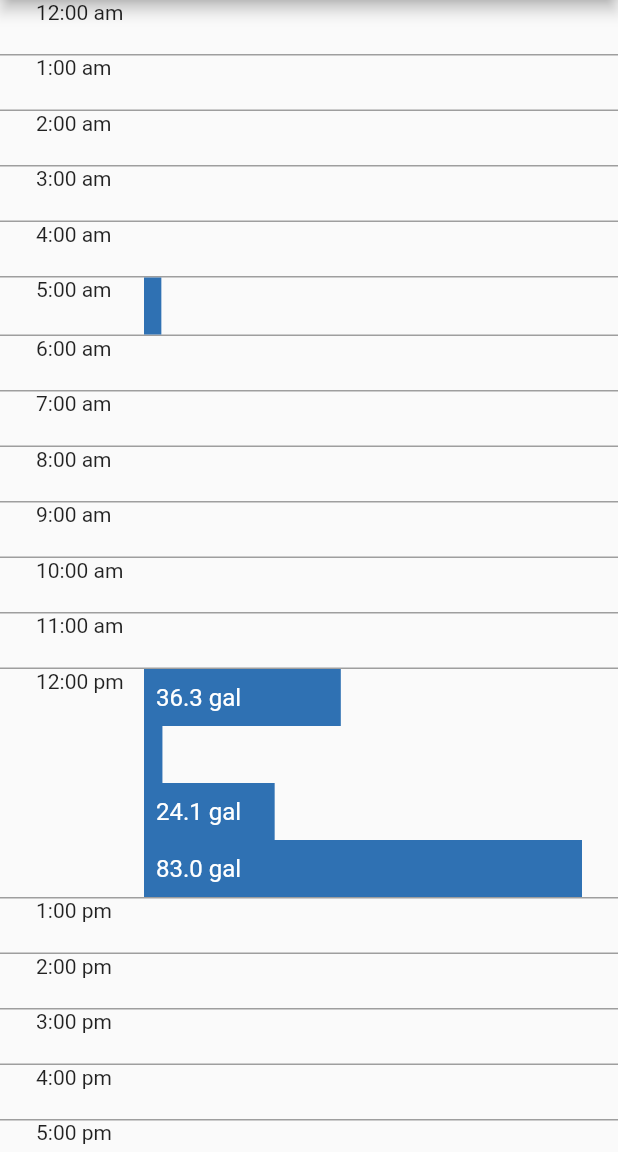
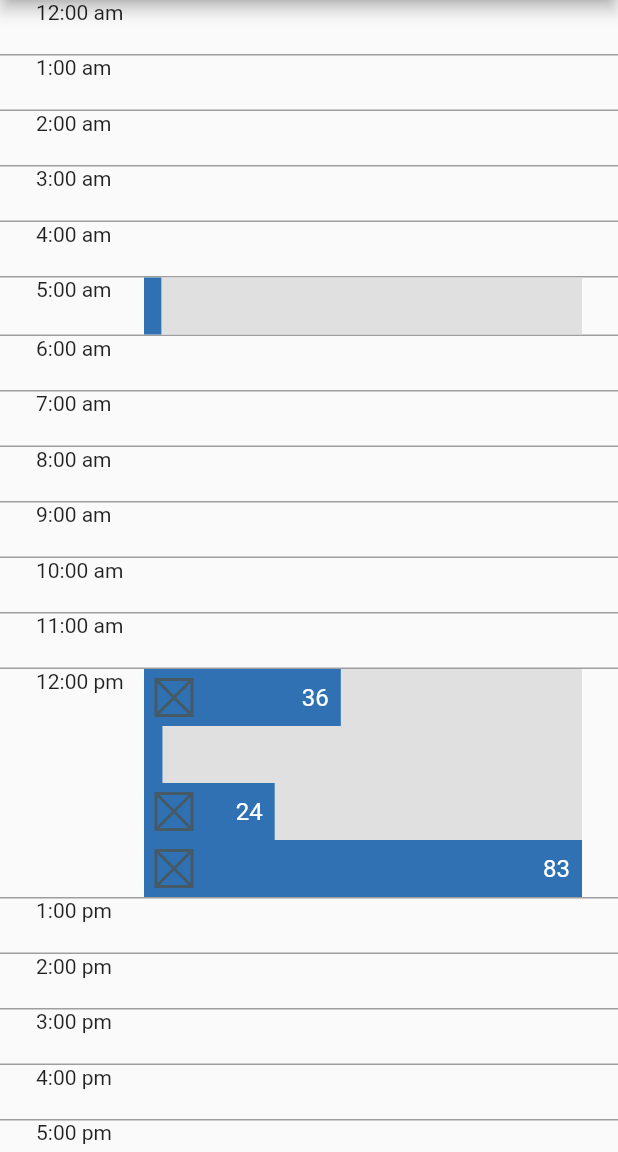
Before and after one commit to joestowers/scrolling_timeline, a Flutter app: the screen it shows after launch, on a phone screen of 412 x 824 dp, the part 84-1236 px from its top. Run offline on Flutter 3.47's test engine with Material 2 defaults, Android fonts, the phone set to English and light mode, and no system bars.

Commit message:
Update widgets and add grey background color for volume bars

```diff
--- a/lib/widgets/color_container.dart
+++ b/lib/widgets/color_container.dart
@@ -9,22 +9,32 @@ class ColorContainer extends StatelessWidget {
 
   @override
   Widget build(BuildContext context) {
-    print('widthRatio = $widthRatio');
-
-    String volumeLabel = title + ' gal';
+    //String volumeLabel = title + ' gal';
 
     return Container(
       color: color,
       height: 38.0,
       width: widthRatio * 300.0,
       padding: EdgeInsets.symmetric(horizontal: 8.0),
-      child: Align(
-        alignment: Alignment.centerLeft,
-        child: Text(
-          volumeLabel,
-          textAlign: TextAlign.left,
-          style: TextStyle(fontSize: 16.0, color: Colors.white),
-        ),
+      child: Row(
+        children: <Widget>[
+          ConstrainedBox(
+            constraints: BoxConstraints(maxHeight: 24.0, maxWidth: 24.0),
+            child: Placeholder(
+              fallbackHeight: 10.0,
+              fallbackWidth: 20.0,
+            ),
+          ),
+          Expanded(
+            child: Align(
+              alignment: Alignment.centerRight,
+              child: Text(
+                title,
+                style: TextStyle(fontSize: 16.0, color: Colors.white),
+              ),
+            ),
+          )
+        ],
       ),
     );
   }
--- a/lib/widgets/home.dart
+++ b/lib/widgets/home.dart
@@ -1,8 +1,6 @@
 import 'package:flutter/material.dart';
-import 'package:scrolling_timeline/widgets/sliver_grid_timeline.dart';
 
 import 'list_view_time_increment.dart';
-import 'list_view_timeline.dart';
 
 class Home extends StatefulWidget {
   Home({Key key, this.title}) : super(key: key);
--- a/lib/widgets/list_view_time_increment.dart
+++ b/lib/widgets/list_view_time_increment.dart
@@ -1,13 +1,13 @@
 import 'dart:collection';
 import 'dart:math' as math;
 
+import 'package:flutter/material.dart';
 import 'package:intl/intl.dart' show DateFormat;
 
-import 'package:flutter/material.dart';
-import 'package:scrolling_timeline/models/buoy_event.dart';
-import 'package:scrolling_timeline/models/volume.dart';
-import 'package:scrolling_timeline/utils/group_sort_utils.dart';
-import 'package:scrolling_timeline/widgets/color_container.dart';
+import '../models/buoy_event.dart';
+import '../models/volume.dart';
+import '../utils/group_sort_utils.dart';
+import 'volume_bars.dart';
 
 class ListViewTimeIncrement extends StatefulWidget {
   @override
@@ -72,7 +72,7 @@ class _ListViewTimeIncrementState extends State<ListViewTimeIncrement> {
       return 0.0;
     } else {
       return events.fold(
-          0, (previous, event) => math.max(previous, event.volume.value));
+          0.0, (previous, event) => math.max(previous, event.volume.value));
     }
   }
 
@@ -87,8 +87,6 @@ class _ListViewTimeIncrementState extends State<ListViewTimeIncrement> {
       dateTimeIncrementList.add(current);
       current = current.add(Duration(minutes: 60));
     }
-
-    print(dateTimeIncrementList);
   }
 
   String formatTime(DateTime time) {
@@ -105,24 +103,35 @@ class _ListViewTimeIncrementState extends State<ListViewTimeIncrement> {
       itemBuilder: (_, index) {
         final date = dateTimeIncrementList[index];
         final hour = date.hour;
-
         final eventsForHour = eventsGroupedByHour[hour];
 
         return Container(
           decoration: BoxDecoration(
-              border:
-                  Border(bottom: BorderSide(color: Colors.grey, width: 1.0))),
+            border: Border(
+              bottom: BorderSide(
+                color: Colors.grey,
+                width: 1.0,
+              ),
+            ),
+          ),
           padding: EdgeInsets.symmetric(horizontal: 24.0),
           child: Row(
             crossAxisAlignment: CrossAxisAlignment.start,
             children: <Widget>[
-              Container(width: 72, child: Text(formatTime(date))),
+              Container(
+                height: 36.0,
+                width: 72.0,
+                child: Text(
+                  formatTime(date),
+                ),
+              ),
               if (eventsForHour != null)
                 Expanded(
-                    child: _VolumeBarWidgets(
-                        events: eventsForHour, maxVolume: maxVolume))
-              else
-                Container(height: 36)
+                  child: VolumeBars(
+                    events: eventsForHour,
+                    maxVolume: maxVolume,
+                  ),
+                )
             ],
           ),
         );
@@ -130,37 +139,3 @@ class _ListViewTimeIncrementState extends State<ListViewTimeIncrement> {
     );
   }
 }
-
-class _VolumeBarWidgets extends StatelessWidget {
-  final List<BuoyEvent> events;
-  final double maxVolume;
-
-  _VolumeBarWidgets({this.events, this.maxVolume});
-
-  @override
-  Widget build(BuildContext context) {
-    return Column(
-      mainAxisAlignment: MainAxisAlignment.start,
-      crossAxisAlignment: CrossAxisAlignment.start,
-      children: <Widget>[
-        for (final event in events)
-          ColorContainer(
-            color: Color(0XFF2F71B3),
-            title: event.volume.value.toString(),
-            widthRatio: event.volume.value / maxVolume,
-          )
-      ],
-    );
-    // return ListView.builder(
-    //   itemCount: events.length,
-    //   itemBuilder: (_, index) {
-    //     final eventVolume = events[index].volume.value;
-    //     return ColorContainer(
-    //       color: Color(0XFF2F71B3),
-    //       title: eventVolume.toString(),
-    //       widthRatio: eventVolume / maxVolume,
-    //     );
-    //   },
-    // );
-  }
-}
--- /dev/null
+++ b/lib/widgets/volume_bars.dart
@@ -0,0 +1,30 @@
+import 'package:flutter/material.dart';
+
+import '../models/buoy_event.dart';
+import 'color_container.dart';
+
+class VolumeBars extends StatelessWidget {
+  final List<BuoyEvent> events;
+  final double maxVolume;
+
+  VolumeBars({this.events, this.maxVolume});
+
+  @override
+  Widget build(BuildContext context) {
+    return Container(
+      color: Colors.grey[300],
+      child: Column(
+        mainAxisAlignment: MainAxisAlignment.start,
+        crossAxisAlignment: CrossAxisAlignment.start,
+        children: <Widget>[
+          for (final event in events)
+            ColorContainer(
+              color: Color(0XFF2F71B3),
+              title: event.volume.value.round().toString(),
+              widthRatio: event.volume.value / maxVolume,
+            )
+        ],
+      ),
+    );
+  }
+}
```
